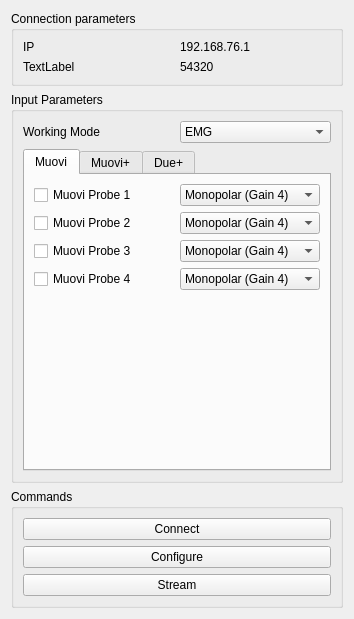
NsquaredLab/Biosignal-Device-Interface, file biosignal_device_interface/gui/ui/otb_syncstation_template_widget.ui: the form before one commit.
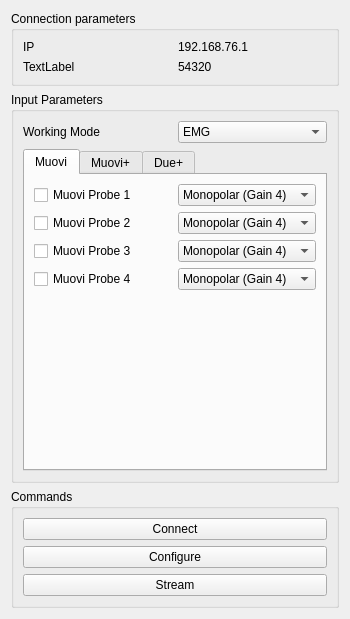
The form after the commit.

```diff
--- a/biosignal_device_interface/gui/ui/otb_syncstation_template_widget.ui
+++ b/biosignal_device_interface/gui/ui/otb_syncstation_template_widget.ui
@@ -6,8 +6,8 @@
    <rect>
     <x>0</x>
     <y>0</y>
-    <width>354</width>
-    <height>616</height>
+    <width>350</width>
+    <height>608</height>
    </rect>
   </property>
   <property name="windowTitle">
```
Left out of the diff: 104 changed lines with no effect on the pictures.
